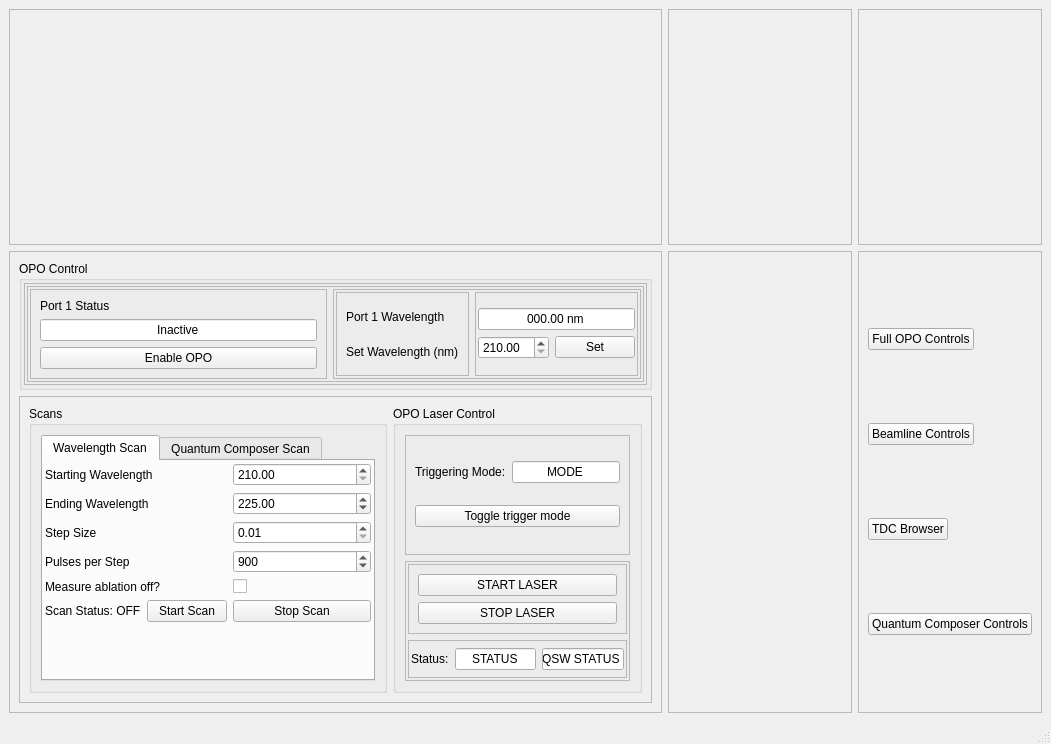
Qt form BigGUI.ui (gmondee/BigGUI) before a commit.
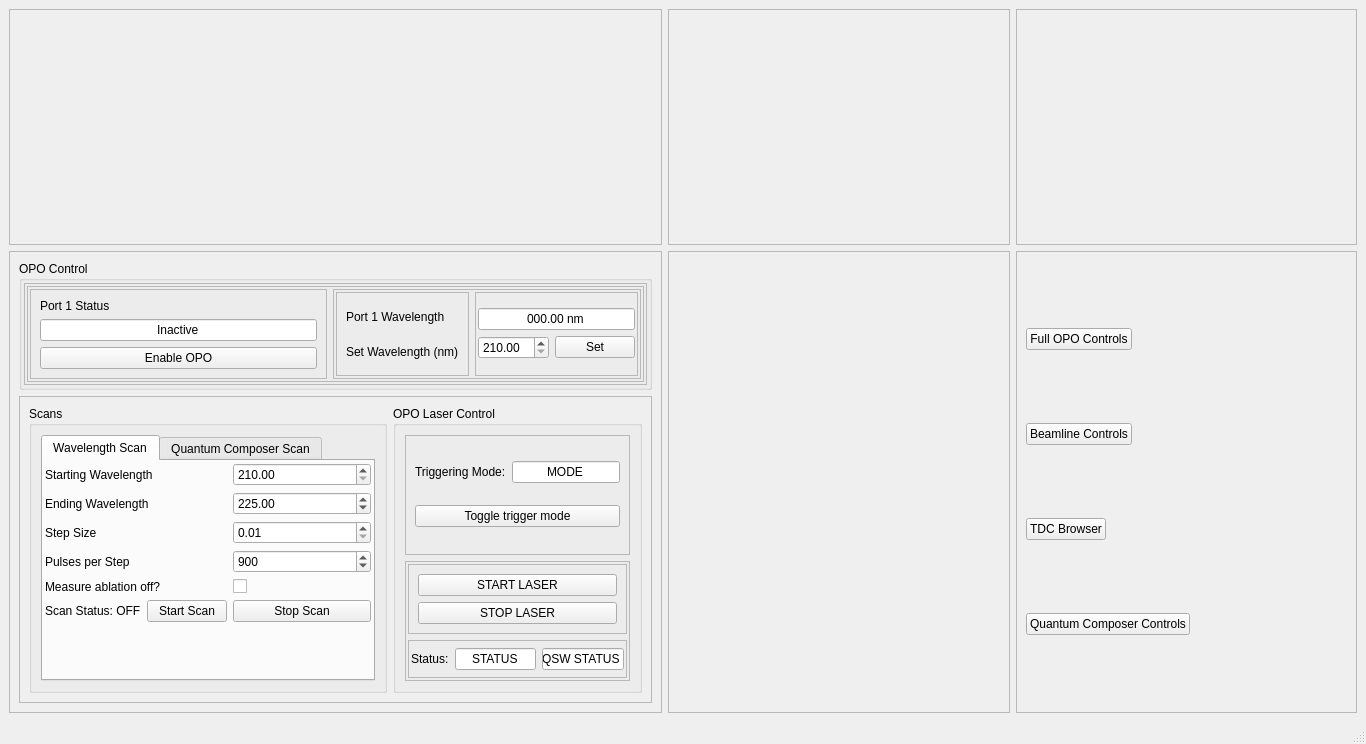
The same form after that commit. Icons and pictures are not drawn.

The edit to the form file:
```diff
--- a/BigGUI.ui
+++ b/BigGUI.ui
@@ -6,7 +6,7 @@
    <rect>
     <x>0</x>
     <y>0</y>
-    <width>1051</width>
+    <width>1366</width>
     <height>744</height>
    </rect>
   </property>
```
Left out of the diff: 2 changed lines with no effect on the pictures.
